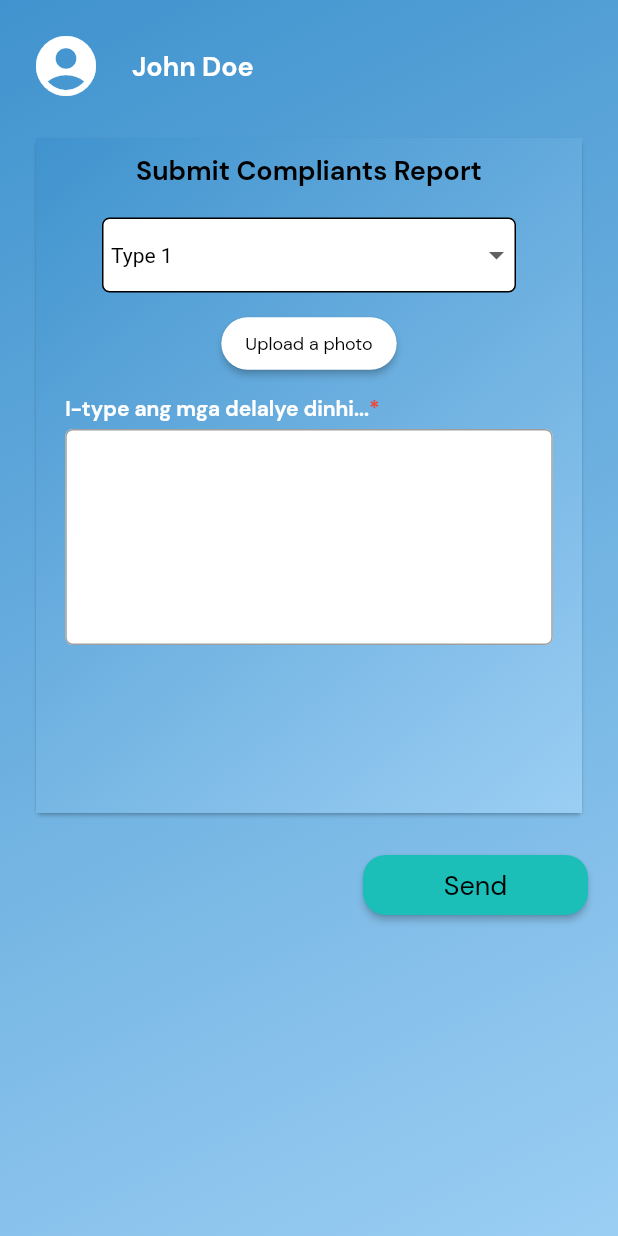
After one commit to lansoyyy/gusa_cic, a Flutter app: the HomeScreen screen opened directly, after a tap on "Compliants", on a phone screen of 412 x 824 dp. The commit adds this screen. Run offline on Flutter 3.47's test engine with Material 2 defaults, Android fonts, the phone set to English and light mode, and no system bars; our stand-ins replace fluttertoast; Roboto replaces fonts that are missing (QRegular).

Commit message:
added report page

```diff
--- /dev/null
+++ b/lib/screens/add_report_page.dart
@@ -0,0 +1,181 @@
+import 'package:flutter/material.dart';
+import 'package:gusa_cic/utils/colors.dart';
+import 'package:gusa_cic/widgets/button_widget.dart';
+import 'package:gusa_cic/widgets/text_widget.dart';
+import 'package:gusa_cic/widgets/textfield_widget.dart';
+
+class AddreportScreen extends StatefulWidget {
+
+
+  String type;
+
+  AddreportScreen({
+    required this.type
+  });
+
+
+  @override
+  State<AddreportScreen> createState() => _AddreportScreenState();
+}
+
+class _AddreportScreenState extends State<AddreportScreen> {
+
+    List<String> type1 = [
+    'Type 1',
+     'Type 2',
+      'Type 3',
+
+  ];
+  String selected = 'Type 1';
+
+
+  final descController = TextEditingController();
+
+  @override
+  Widget build(BuildContext context) {
+    return  Scaffold(
+      body: Container(
+        height: double.infinity,
+        width: double.infinity,
+        decoration: BoxDecoration(
+            gradient: LinearGradient(
+    begin: Alignment.topLeft,
+    end: Alignment.bottomRight,
+    colors: [
+      Color(0xff4093CE),
+      Color(0xff9BCEF3),
+    ],
+  ),
+        ),
+        child: SingleChildScrollView(
+          child: SafeArea(
+            child: Padding(
+             padding: const EdgeInsets.only(left: 20, right: 20, top: 20),
+              child: Column(
+                crossAxisAlignment: CrossAxisAlignment.start,
+                children: [
+                  Row(
+                    mainAxisAlignment: MainAxisAlignment.start,
+                    children: [
+                      Icon(Icons.account_circle,
+                      color:Colors.white,
+                      size: 48,),
+                      SizedBox(width: 20,),
+                      TextWidget(text: 'John Doe', fontSize: 18,
+                      fontFamily: 'Bold',
+                      color: Colors.white,),
+                    ],
+                  ),
+
+                  SizedBox(height: 20,),
+
+
+
+                      Card(
+                        child: Container(
+                                          width: double.infinity,
+                                          height: 450,
+                                         decoration: BoxDecoration(
+                                  gradient: LinearGradient(
+                          begin: Alignment.topLeft,
+                          end: Alignment.bottomRight,
+                          colors: [
+                            Color(0xff4093CE),
+                            Color(0xff9BCEF3),
+                          ],
+                        ),
+                              ),
+                                          child: Padding(
+                        padding: const EdgeInsets.all(10.0),
+                        child: Column(
+                          crossAxisAlignment: CrossAxisAlignment.center,
+                          children: [
+                            TextWidget(text: 'Submit ${widget.type} Report', fontSize: 18,
+                            fontFamily: 'Bold',),
+                            SizedBox(height: 20,),
+                            Container(
+                          decoration: BoxDecoration(
+                            color: Colors.white,
+                              border: Border.all(
+                                color: Colors.black,
+
+                              ),
+                              borderRadius: BorderRadius.circular(5)),
+                          child: DropdownButton<String>(
+
+                            onChanged: (newValue) {
+                              setState(() {
+                                selected = newValue.toString();
+                              });
+                            },
+
+                            underline: const SizedBox(),
+                            value: selected,
+                            items: type1.map((String item) {
+                              return DropdownMenuItem<String>(
+
+                                value: item,
+                                child: Center(
+                                  child: SizedBox(
+                                    width: 250,
+                                    child: Padding(
+                                      padding: const EdgeInsets.all(5.0),
+                                      child: Text(
+                                        item,
+                                        style: const TextStyle(
+                                            color: Colors.black,
+                                            fontFamily: 'QRegular',
+                                            fontSize: 14),
+                                      ),
+                                    ),
+                                  ),
+                                ),
+                              );
+                            }).toList(),)),
+                            SizedBox(height: 10,),
+                            ButtonWidget(
+
+                              color: Colors.white,
+                              width: 100,
+                              height: 35,
+                              fontSize: 12,
+                              textColor: Colors.black,
+                              label: 'Upload a photo', onPressed: () {
+
+                            },),
+                             SizedBox(height: 10,),
+                             TextFieldWidget(
+                              label: 'I-type ang mga delalye dinhi...',
+                              maxLine: 8,
+                              height: 200,
+                              controller: descController,),
+                          ],
+                        ),
+
+                                          ),
+
+                                        ),
+                      ),
+                      SizedBox(height: 20,),
+                      Align(
+                        alignment: Alignment.topRight,
+                        child:   ButtonWidget(
+                          radius: 15,
+                          width: 150,
+                          height: 40,
+                          color: buttonColor,
+                          textColor: Colors.black,
+                          label: 'Send', onPressed: () {
+
+                        }),
+                      ),
+
+                ],
+              ),
+            ),
+          ),
+        ),
+      ),
+    );
+  }
+}
--- a/lib/screens/home_screen.dart
+++ b/lib/screens/home_screen.dart
@@ -1,4 +1,5 @@
 import 'package:flutter/material.dart';
+import 'package:gusa_cic/screens/add_report_page.dart';
 import 'package:gusa_cic/screens/myreports_screen.dart';
 import 'package:gusa_cic/utils/colors.dart';
 import 'package:gusa_cic/widgets/button_widget.dart';
@@ -122,6 +123,13 @@ class HomeScreen extends StatelessWidget {
                               for(int i = 0; i < 3; i++)
                               Padding(
                                 padding: const EdgeInsets.only(left: 5, right: 5),
+                                child: GestureDetector(
+                                  onTap: () {
+                                      Navigator.of(context).push(MaterialPageRoute(
+                          builder: (context) =>  AddreportScreen(
+                            type: i == 0 ? 'Compliants' : i == 1? 'Incident' : 'Concern',
+                          )));
+                                  },
                                   child: Container(
                                     height: 150,
                                     width: 85,
@@ -160,6 +168,7 @@ class HomeScreen extends StatelessWidget {
                                   ),
                                   ),
                                 ),
+                              ),
                             ],
                           ),
 
```
Lines whose indentation alone changed are shown as unchanged.
